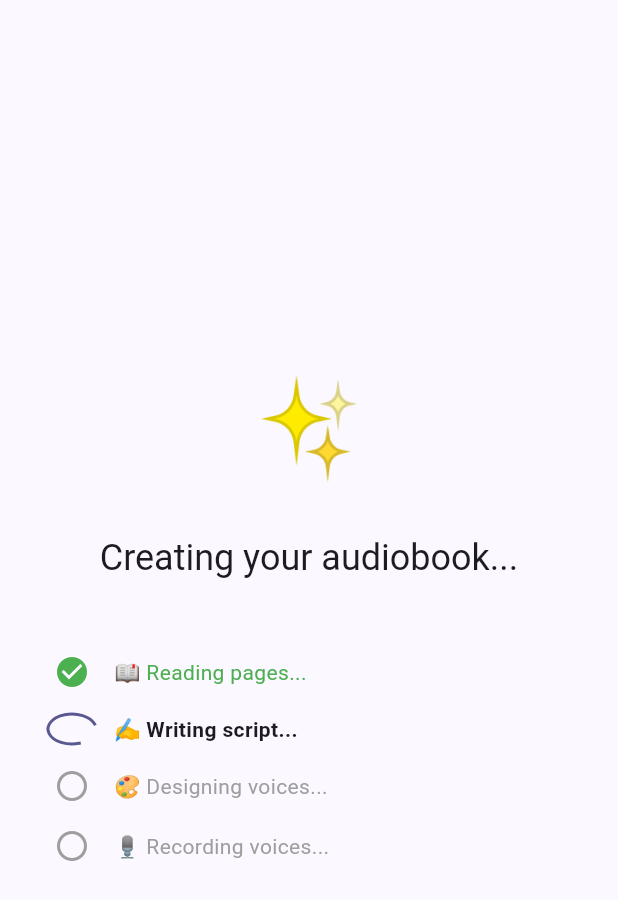
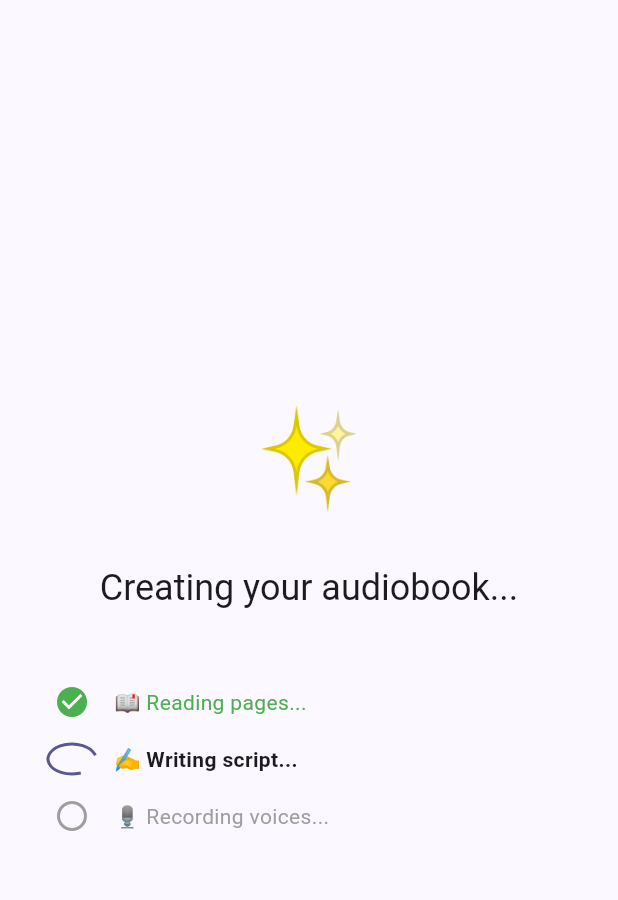
Before and after one commit to qz111/bookactor, a Flutter app: the LoadingScreen screen opened by its route, on a phone screen of 412 x 824 dp. Shown: the top 900 px of the screen. Run offline on Flutter 3.47's test engine with Material 3 defaults, Android fonts, the phone set to English and light mode, and no system bars; our stand-ins replace audioplayers, file_picker, flutter_riverpod, flutter_secure_storage, go_router, sqflite and 1 more; missing offline and left inert: pdfx; accounts and stored records are empty.

Commit message:
fix: design_voices skip check and hide VD step for non-Qwen providers
- design_voices: check voice_id is not None (not falsy) to guard against
  empty-string edge case that would silently skip voice creation
- loading_screen: make _steps a getter returning 3 steps for non-Qwen
  providers so the Designing voices row is never shown for OpenAI/Gemini

Co-Authored-By: Claude Sonnet 4.6 <noreply@anthropic.com>

```diff
--- a/lib/screens/loading_screen.dart
+++ b/lib/screens/loading_screen.dart
@@ -79,12 +79,21 @@ class _LoadingScreenState extends ConsumerState<LoadingScreen> {
   int _step = 0; // 0=not started, 1=reading done, 2=scripting done, 3=voice design done, 4=done
   bool _hasError = false;
 
-  static const _steps = [
-    (icon: '📖', label: 'Reading pages...'),
-    (icon: '✍️', label: 'Writing script...'),
-    (icon: '🎨', label: 'Designing voices...'),
-    (icon: '🎙️', label: 'Recording voices...'),
-  ];
+  List<({String icon, String label})> get _steps {
+    if (widget.params?.ttsProvider == 'qwen') {
+      return const [
+        (icon: '📖', label: 'Reading pages...'),
+        (icon: '✍️', label: 'Writing script...'),
+        (icon: '🎨', label: 'Designing voices...'),
+        (icon: '🎙️', label: 'Recording voices...'),
+      ];
+    }
+    return const [
+      (icon: '📖', label: 'Reading pages...'),
+      (icon: '✍️', label: 'Writing script...'),
+      (icon: '🎙️', label: 'Recording voices...'),
+    ];
+  }
 
   @override
   void initState() {
```
Also changed, not shown: 1 other file.
